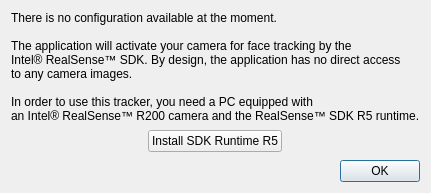
This is tracker-rs/ftnoir_tracker_rs_controls.ui in opentrack/opentrack as Qt 5 draws it before an edit. The edited form follows.
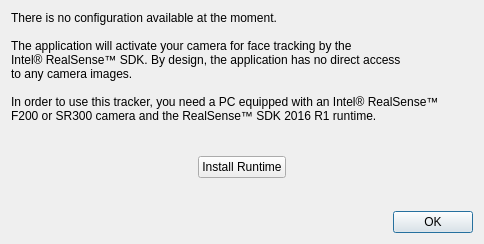
This is the edited form. Icons and pictures are not drawn.

Commit message: tracker/rs: updated runtime to 2016 R1.

```diff
--- a/tracker-rs/ftnoir_tracker_rs_controls.ui
+++ b/tracker-rs/ftnoir_tracker_rs_controls.ui
@@ -9,8 +9,8 @@
    <rect>
     <x>0</x>
     <y>0</y>
-    <width>378</width>
-    <height>193</height>
+    <width>484</width>
+    <height>244</height>
    </rect>
   </property>
   <property name="windowTitle">
@@ -36,15 +36,15 @@
 Intel® RealSense™ SDK. By design, the application has no direct access
 to any camera images.
 
-In order to use this tracker, you need a PC equipped with
-an Intel® RealSense™ R200 camera and the RealSense™ SDK R5 runtime.</string>
+In order to use this tracker, you need a PC equipped with an Intel® RealSense™ 
+F200 or SR300 camera and the RealSense™ SDK 2016 R1 runtime.</string>
      </property>
     </widget>
    </item>
    <item alignment="Qt::AlignHCenter|Qt::AlignVCenter">
     <widget class="QPushButton" name="triggerSDKInstallButton">
      <property name="text">
-      <string>Install SDK Runtime R5</string>
+      <string>Install Runtime</string>
      </property>
     </widget>
    </item>
```
The commit also changes 7 other files.
